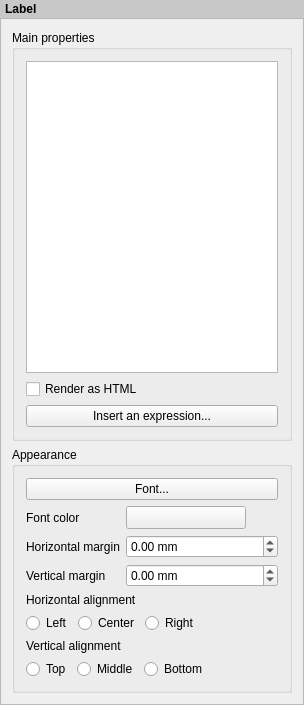
First picture: the form in src/ui/composer/qgscomposerlabelwidgetbase.ui, repository carsmie/QGIS, before the edit.
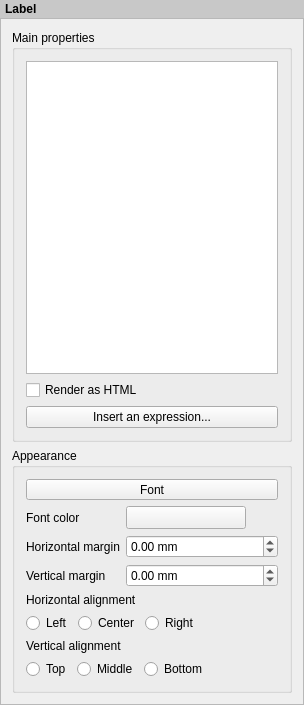
Second picture: the form after the edit. Custom widgets are drawn as their Qt base class.

Commit message: Use QgsFontButton everywhere we can

The edit to the form file:
```diff
--- a/src/ui/composer/qgscomposerlabelwidgetbase.ui
+++ b/src/ui/composer/qgscomposerlabelwidgetbase.ui
@@ -53,7 +53,7 @@
         <x>0</x>
         <y>0</y>
         <width>302</width>
-        <height>682</height>
+        <height>686</height>
        </rect>
       </property>
       <layout class="QVBoxLayout" name="mainLayout">
@@ -245,19 +245,6 @@
             </property>
            </widget>
           </item>
-          <item row="0" column="0" colspan="2">
-           <widget class="QPushButton" name="mFontButton">
-            <property name="sizePolicy">
-             <sizepolicy hsizetype="Preferred" vsizetype="Fixed">
-              <horstretch>0</horstretch>
-              <verstretch>0</verstretch>
-             </sizepolicy>
-            </property>
-            <property name="text">
-             <string>Font...</string>
-            </property>
-           </widget>
-          </item>
           <item row="2" column="0">
            <widget class="QLabel" name="mMarginXLabel">
             <property name="text">
@@ -318,6 +305,19 @@
             </property>
            </widget>
           </item>
+          <item row="0" column="0" colspan="2">
+           <widget class="QgsFontButton" name="mFontButton">
+            <property name="sizePolicy">
+             <sizepolicy hsizetype="Preferred" vsizetype="Fixed">
+              <horstretch>0</horstretch>
+              <verstretch>0</verstretch>
+             </sizepolicy>
+            </property>
+            <property name="text">
+             <string>Font</string>
+            </property>
+           </widget>
+          </item>
          </layout>
         </widget>
        </item>
@@ -352,6 +352,11 @@
    <extends>QDoubleSpinBox</extends>
    <header>qgsdoublespinbox.h</header>
   </customwidget>
+  <customwidget>
+   <class>QgsFontButton</class>
+   <extends>QToolButton</extends>
+   <header>qgsfontbutton.h</header>
+  </customwidget>
  </customwidgets>
  <tabstops>
   <tabstop>scrollArea</tabstop>
```
Left out of the diff: 13 changed lines with no effect on the pictures. The commit also changes 27 other files.
